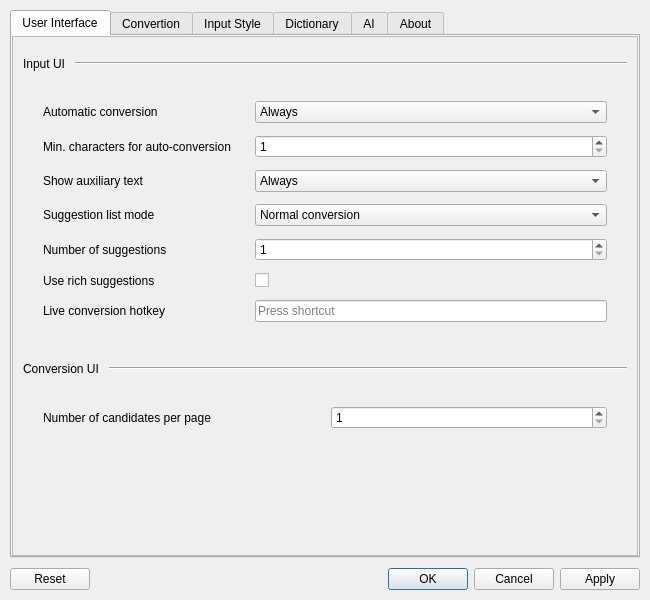
The window that hazkey-settings/mainwindow.ui (presire/hazkey-community) describes before a commit, drawn with Qt 5.
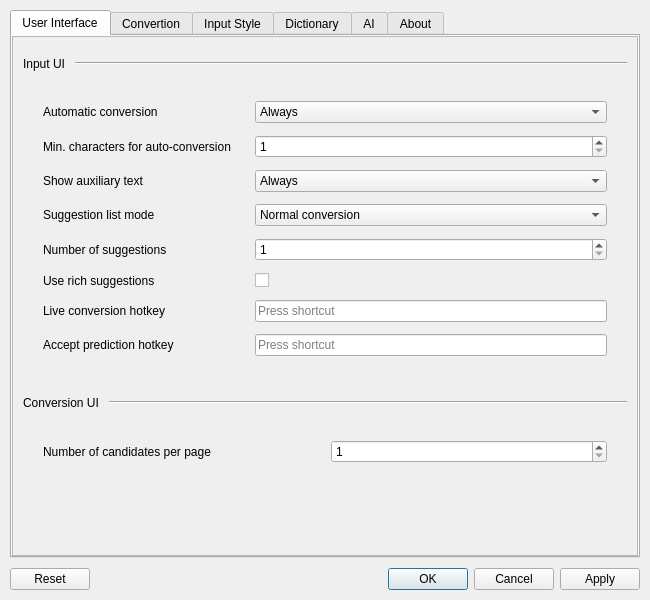
The same window after the commit. Icons and pictures are not drawn.

Commit message:
feat: make prediction acceptance hotkey configurable
Add a per-profile prediction acceptance hotkey with F5 as the default.

Expose the setting in Hazkey Settings and persist it through the
shared protobuf configuration. Apply the configured key only to
focused prediction candidates, preserving composition instead of
committing it.

Add profile serialization, default-value, and key-sequence conversion
test coverage.

```diff
--- a/hazkey-settings/mainwindow.ui
+++ b/hazkey-settings/mainwindow.ui
@@ -314,6 +314,22 @@
                <item row="6" column="1">
                 <widget class="QKeySequenceEdit" name="liveConvertHotkey"/>
               </item>
+               <item row="7" column="0">
+                <widget class="QLabel" name="acceptPredictionHotkeyLabel">
+                 <property name="minimumSize">
+                  <size>
+                   <width>200</width>
+                   <height>0</height>
+                  </size>
+                 </property>
+                 <property name="text">
+                  <string>Accept prediction hotkey</string>
+                 </property>
+                </widget>
+               </item>
+               <item row="7" column="1">
+                <widget class="QKeySequenceEdit" name="acceptPredictionHotkey"/>
+               </item>
              </layout>
            </item>
            <item>
```
The commit also changes 10 other files.
